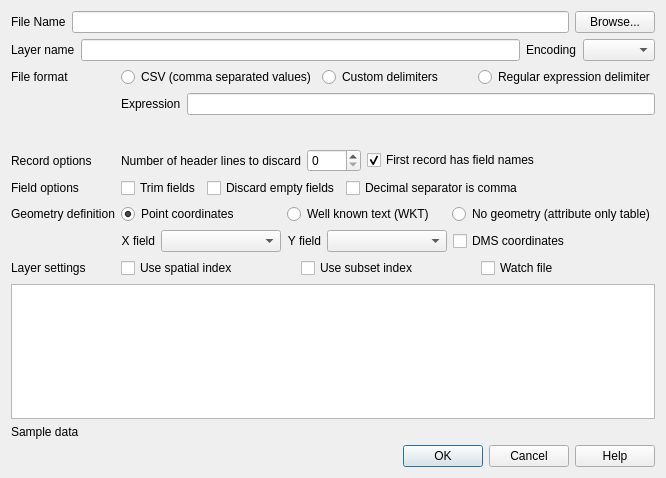
Before: the Qt Designer form src/ui/qgsdelimitedtextsourceselectbase.ui in carsmie/QGIS, drawn with Qt 5.
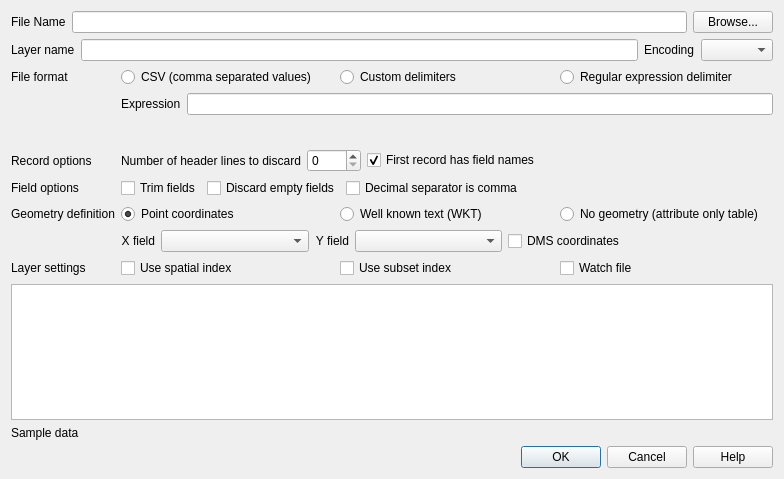
After: the same form once the commit is applied. Icons and pictures are not drawn.

Patch:
```diff
--- a/src/ui/qgsdelimitedtextsourceselectbase.ui
+++ b/src/ui/qgsdelimitedtextsourceselectbase.ui
@@ -6,8 +6,8 @@
    <rect>
     <x>0</x>
     <y>0</y>
-    <width>666</width>
-    <height>478</height>
+    <width>784</width>
+    <height>479</height>
    </rect>
   </property>
   <property name="windowTitle">
```
Left out of the diff: 20 changed lines with no effect on the pictures.
